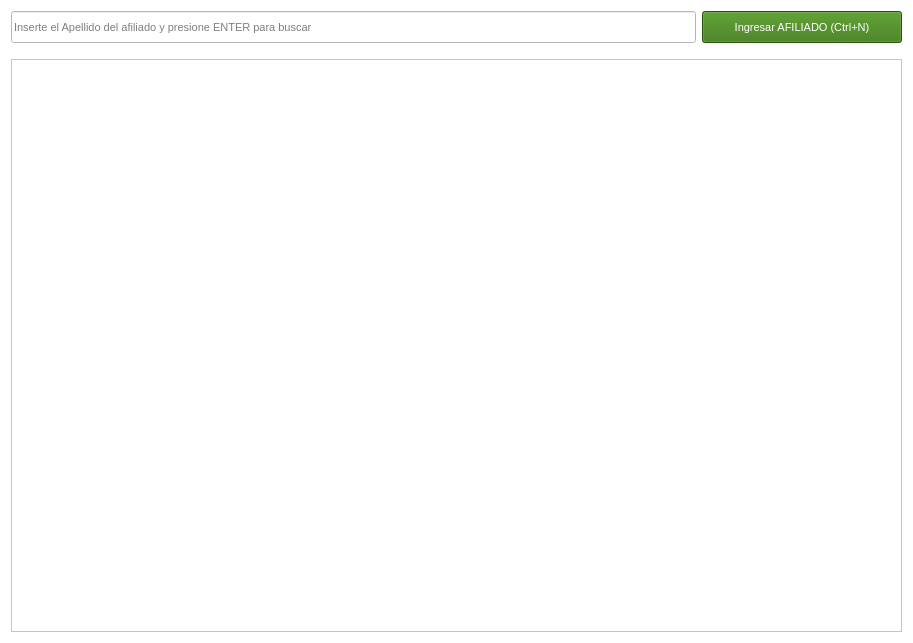
This is gui/listas/listaAfiliados.ui in shae-ra/sindicato as Qt 5 draws it before an edit. The edited form follows.
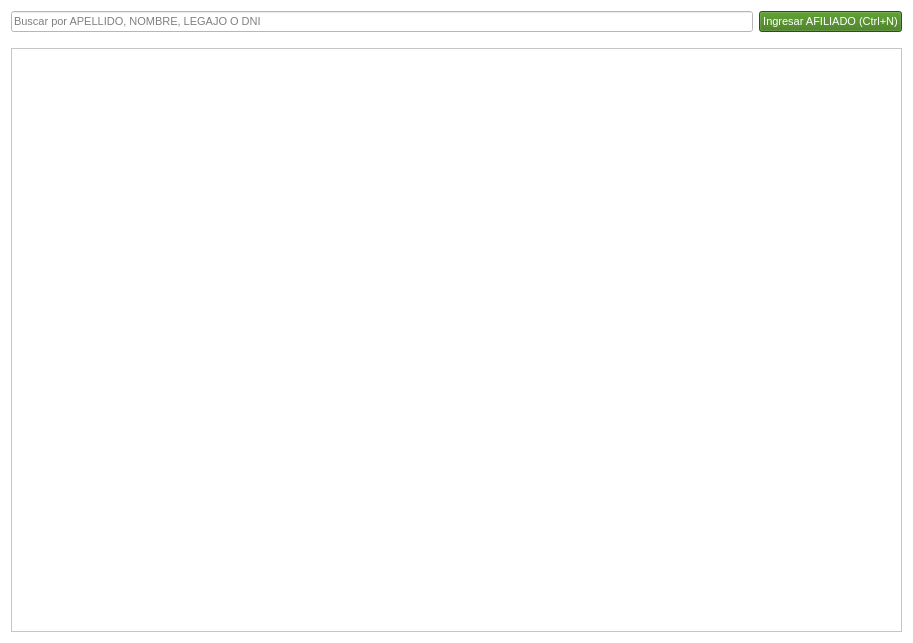
This is the edited form. Icons and pictures are not drawn.

What changed in the file:
```diff
--- a/gui/listas/listaAfiliados.ui
+++ b/gui/listas/listaAfiliados.ui
@@ -430,7 +430,7 @@
   </property>
   <layout class="QGridLayout" name="gridLayout">
    <item row="0" column="0">
-    <layout class="QGridLayout" name="gridLayout_2" rowstretch="5,0,90">
+    <layout class="QGridLayout" name="gridLayout_2" rowstretch="2,0,98" columnstretch="90,10">
      <item row="1" column="0" colspan="2">
       <spacer name="horizontalSpacer">
        <property name="font">
@@ -519,8 +519,8 @@
        </property>
        <property name="iconSize">
         <size>
-         <width>30</width>
-         <height>30</height>
+         <width>20</width>
+         <height>20</height>
         </size>
        </property>
        <property name="shortcut">
@@ -560,7 +560,7 @@
         <bool>false</bool>
        </property>
        <property name="placeholderText">
-        <string>Inserte el Apellido del afiliado y presione ENTER para buscar</string>
+        <string>Buscar por APELLIDO, NOMBRE, LEGAJO O DNI</string>
        </property>
        <property name="clearButtonEnabled">
         <bool>true</bool>
```
